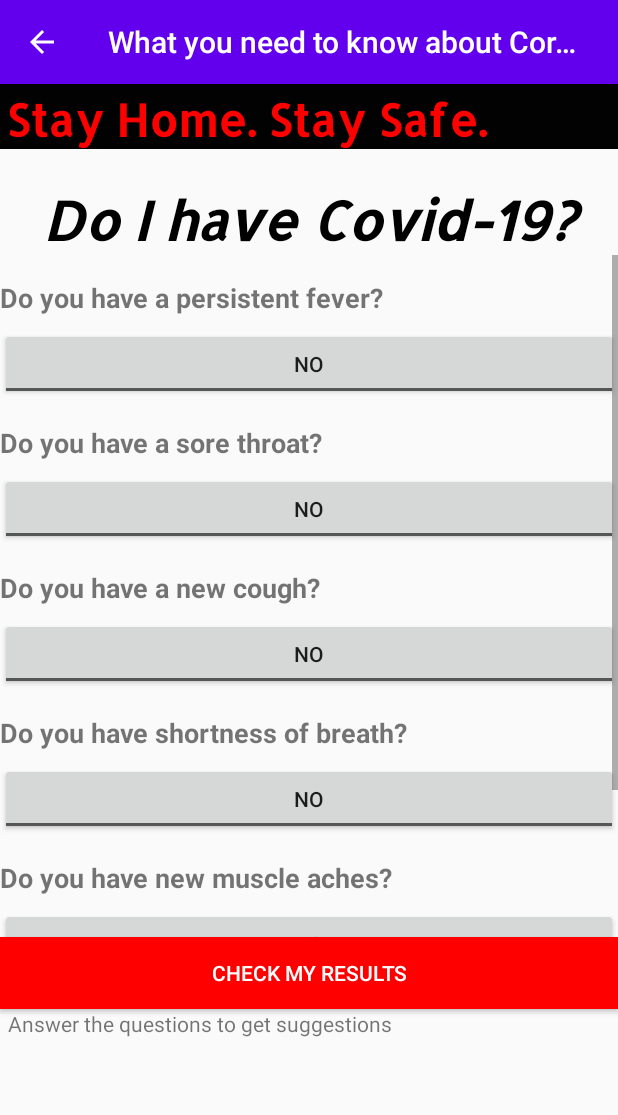
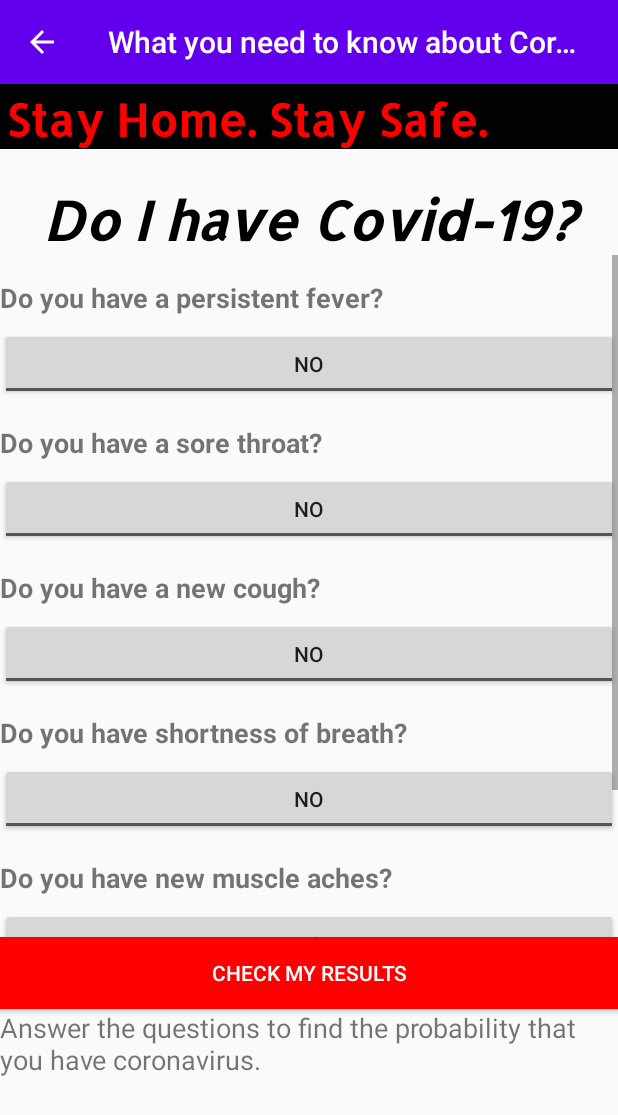
Before and after one commit to brysonadcock/CoronavirusApp, an Android app: the DiagnoseActivity screen opened directly, with no data from a screen before it, on a phone screen of 412 x 824 dp. Shown: the top 1115 px of the screen. Run offline under Robolectric (Android 15) with nearby library versions, the phone set to English and light mode, and no system bars.

Commit message:
Added functionality to the survey

```diff
--- a/app/src/main/res/layout/activity_diagnose.xml
+++ b/app/src/main/res/layout/activity_diagnose.xml
@@ -52,6 +52,7 @@
         android:layout_width="0dp"
         android:layout_height="wrap_content"
         android:background="#FF0000"
+        android:onClick="findResults"
         android:text="@string/check_my_results"
         android:textColor="#FFFFFF"
         app:layout_constraintBottom_toTopOf="@+id/resultsView"
@@ -60,9 +61,10 @@
 
     <TextView
         android:id="@+id/resultsView"
-        android:layout_width="402dp"
+        android:layout_width="0dp"
         android:layout_height="151dp"
-        android:text="@string/default_result"
+        android:text="Answer the questions to find the probability that you have coronavirus."
+        android:textSize="18sp"
         app:layout_constraintBottom_toBottomOf="parent"
         app:layout_constraintEnd_toEndOf="parent"
         app:layout_constraintStart_toStartOf="parent" />
```
Also changed, not shown: app/src/main/java/edu/augustana/coronavirusapp/DiagnoseActivity.java (+42 -1 lines).
